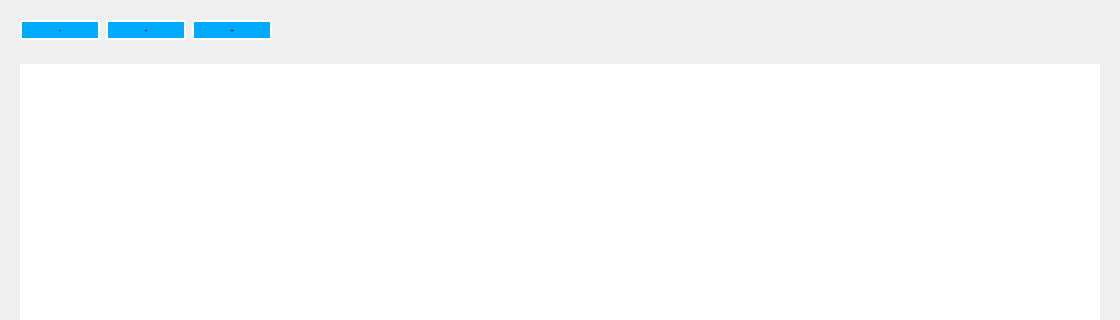
fucked777/znsd, file MDS_DevelopWork/src/UserPlugins/ProductManagementPlugin/ImagerPage.ui: the form before one commit; both pictures show x 0 to 1120 and y 0 to 320 of the 1120 by 699 pixel window.
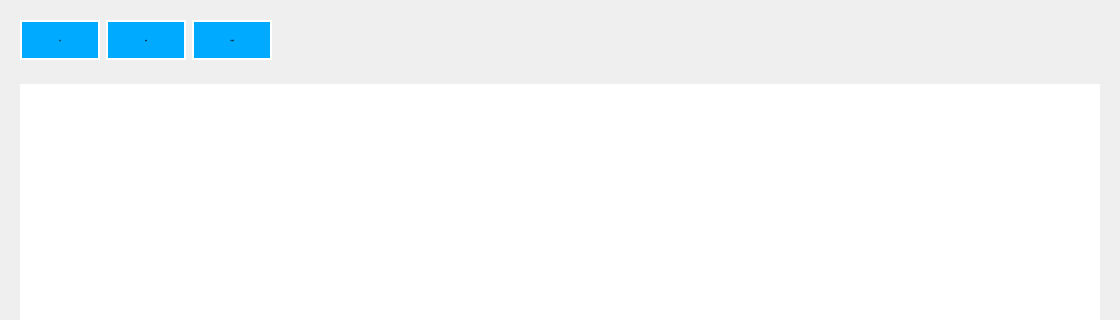
The form after the commit.

```diff
--- a/MDS_DevelopWork/src/UserPlugins/ProductManagementPlugin/ImagerPage.ui
+++ b/MDS_DevelopWork/src/UserPlugins/ProductManagementPlugin/ImagerPage.ui
@@ -19,6 +19,12 @@
   <layout class="QVBoxLayout" name="verticalLayout">
    <item>
     <widget class="QWidget" name="contextWidgets" native="true">
+     <property name="sizePolicy">
+      <sizepolicy hsizetype="Preferred" vsizetype="Preferred">
+       <horstretch>0</horstretch>
+       <verstretch>0</verstretch>
+      </sizepolicy>
+     </property>
      <property name="styleSheet">
       <string notr="true">QPushButton{
 background-color: #00aaff;
@@ -45,7 +51,7 @@
         <property name="minimumSize">
          <size>
           <width>80</width>
-          <height>0</height>
+          <height>40</height>
          </size>
         </property>
         <property name="maximumSize">
```
